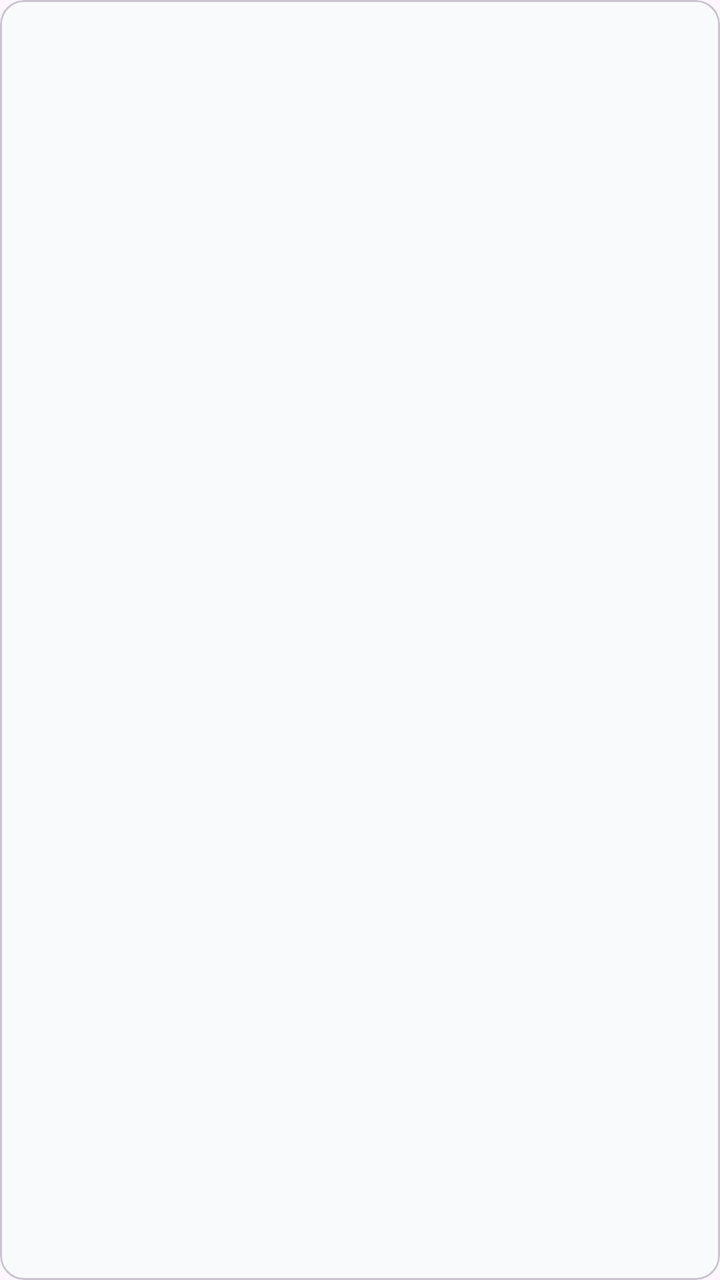
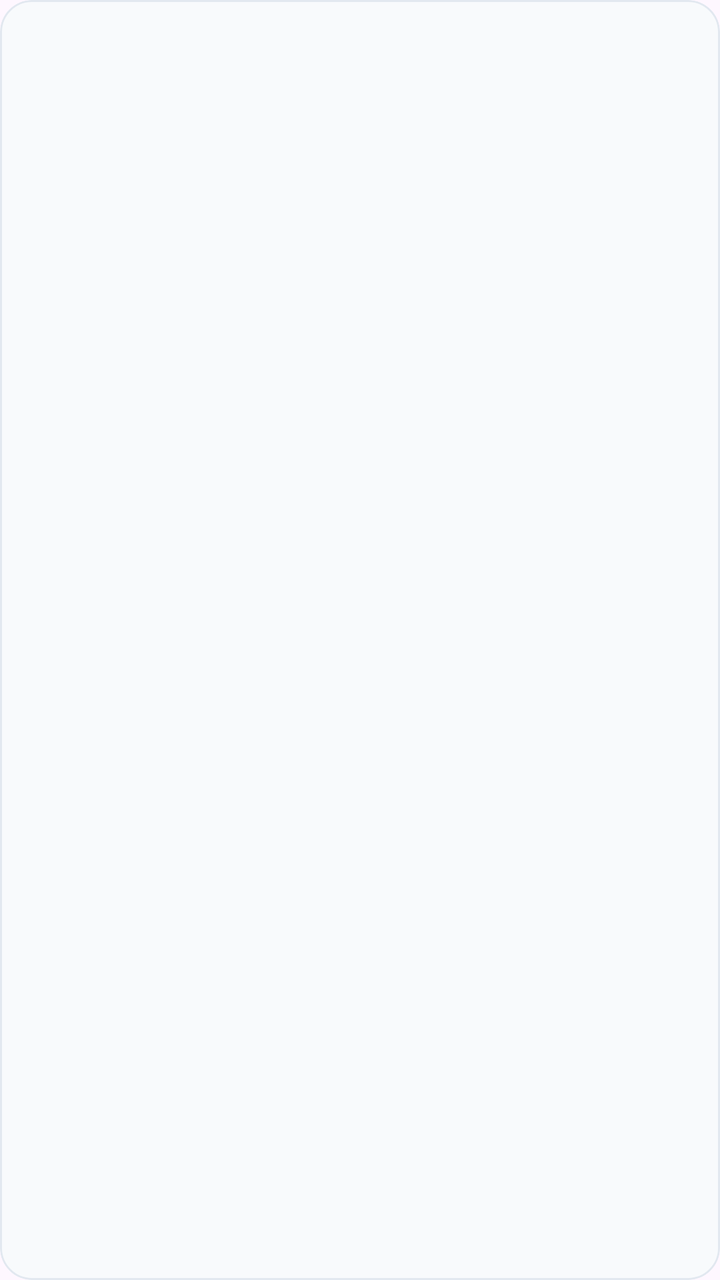

The first picture is an Android layout as it rendered before a commit; the second is the same layout after the commit. The layout source and the unified diff follow.
<!-- AndroidManifest.xml: application theme Theme.Ingles_app -->
<!-- res/layout/item_category.xml -->
<?xml version="1.0" encoding="utf-8"?>
<com.google.android.material.card.MaterialCardView
    xmlns:android="http://schemas.android.com/apk/res/android"
    xmlns:app="http://schemas.android.com/apk/res-auto"
    android:layout_width="match_parent"
    android:layout_height="wrap_content"
    android:layout_marginBottom="12dp"
    android:clickable="true"
    android:focusable="true"
    app:cardBackgroundColor="@color/bg_input"
    app:strokeWidth="1dp">

    <LinearLayout
        android:layout_width="match_parent"
        android:layout_height="wrap_content"
        android:gravity="center_vertical"
        android:orientation="horizontal"
        android:padding="16dp">

        <LinearLayout
            android:layout_width="0dp"
            android:layout_height="wrap_content"
            android:layout_weight="1"
            android:orientation="vertical">

            <TextView
                android:id="@+id/tvCategoryName"
                android:layout_width="wrap_content"
                android:layout_height="wrap_content"
                android:textColor="@color/text_title"
                android:textSize="18sp"
                android:textStyle="bold" />

            <TextView
                android:id="@+id/tvCategoryInfo"
                android:layout_width="wrap_content"
                android:layout_height="wrap_content"
                android:layout_marginTop="2dp"
                android:textColor="@color/text_secondary"
                android:textSize="13sp" />
        </LinearLayout>

        <TextView
            android:id="@+id/tvCategoryStatus"
            android:layout_width="wrap_content"
            android:layout_height="wrap_content"
            android:textSize="13sp"
            android:textStyle="bold" />

    </LinearLayout>

</com.google.android.material.card.MaterialCardView>
<!-- resources referenced by this layout -->
<resources>
  <color name="bg_input">#F8FAFC</color>
  <color name="text_secondary">#64748B</color>
  <color name="text_title">#1E293B</color>
  <style name="Theme.Ingles_app" parent="Base.Theme.Ingles_app" />
  <style name="Base.Theme.Ingles_app" parent="Theme.Material3.DayNight.NoActionBar">
          
          
      </style>
</resources>

<!-- the commit's change to res/layout/item_category.xml (unified diff, before → after) -->
@@ -8,44 +8,61 @@
     android:clickable="true"
     android:focusable="true"
     app:cardBackgroundColor="@color/bg_input"
+    app:cardCornerRadius="16dp"
+    app:cardElevation="0dp"
+    app:strokeColor="@color/border_input"
     app:strokeWidth="1dp">
 
     <LinearLayout
         android:layout_width="match_parent"
         android:layout_height="wrap_content"
-        android:gravity="center_vertical"
-        android:orientation="horizontal"
+        android:orientation="vertical"
         android:padding="16dp">
 
         <LinearLayout
-            android:layout_width="0dp"
+            android:layout_width="match_parent"
             android:layout_height="wrap_content"
             android:layout_weight="1"
-            android:orientation="vertical">
+            android:orientation="horizontal">
+
+            <LinearLayout
+                android:layout_width="0dp"
+                android:layout_height="wrap_content"
+                android:layout_weight="1"
+                android:orientation="vertical">
+
+                <TextView
+                    android:id="@+id/tvCategoryName"
+                    android:layout_width="wrap_content"
+                    android:layout_height="wrap_content"
+                    android:textColor="@color/text_title"
+                    android:textSize="18sp"
+                    android:textStyle="bold" />
+
+                <TextView
+                    android:id="@+id/tvCategoryInfo"
+                    android:layout_width="wrap_content"
+                    android:layout_height="wrap_content"
+                    android:layout_marginTop="2dp"
+                    android:textColor="@color/text_secondary"
+                    android:textSize="13sp" />
+            </LinearLayout>
 
             <TextView
-                android:id="@+id/tvCategoryName"
+                android:id="@+id/tvCategoryStatus"
                 android:layout_width="wrap_content"
                 android:layout_height="wrap_content"
-                android:textColor="@color/text_title"
-                android:textSize="18sp"
+                android:textSize="13sp"
                 android:textStyle="bold" />
-
-            <TextView
-                android:id="@+id/tvCategoryInfo"
-                android:layout_width="wrap_content"
-                android:layout_height="wrap_content"
-                android:layout_marginTop="2dp"
-                android:textColor="@color/text_secondary"
-                android:textSize="13sp" />
         </LinearLayout>
 
-        <TextView
-            android:id="@+id/tvCategoryStatus"
-            android:layout_width="wrap_content"
+        <Button
+            android:id="@+id/btnTakeTest"
+            android:layout_width="match_parent"
             android:layout_height="wrap_content"
-            android:textSize="13sp"
-            android:textStyle="bold" />
+            android:layout_marginTop="12dp"
+            android:text="Take test"
+            android:visibility="gone"/>
 
     </LinearLayout>
 
<!-- resource entries referenced after the edit -->
@@ -1,6 +1,7 @@
 <!-- resources referenced by this layout -->
 <resources>
   <color name="bg_input">#F8FAFC</color>
+  <color name="border_input">#E2E8F0</color>
   <color name="text_secondary">#64748B</color>
   <color name="text_title">#1E293B</color>
   <style name="Theme.Ingles_app" parent="Base.Theme.Ingles_app" />
